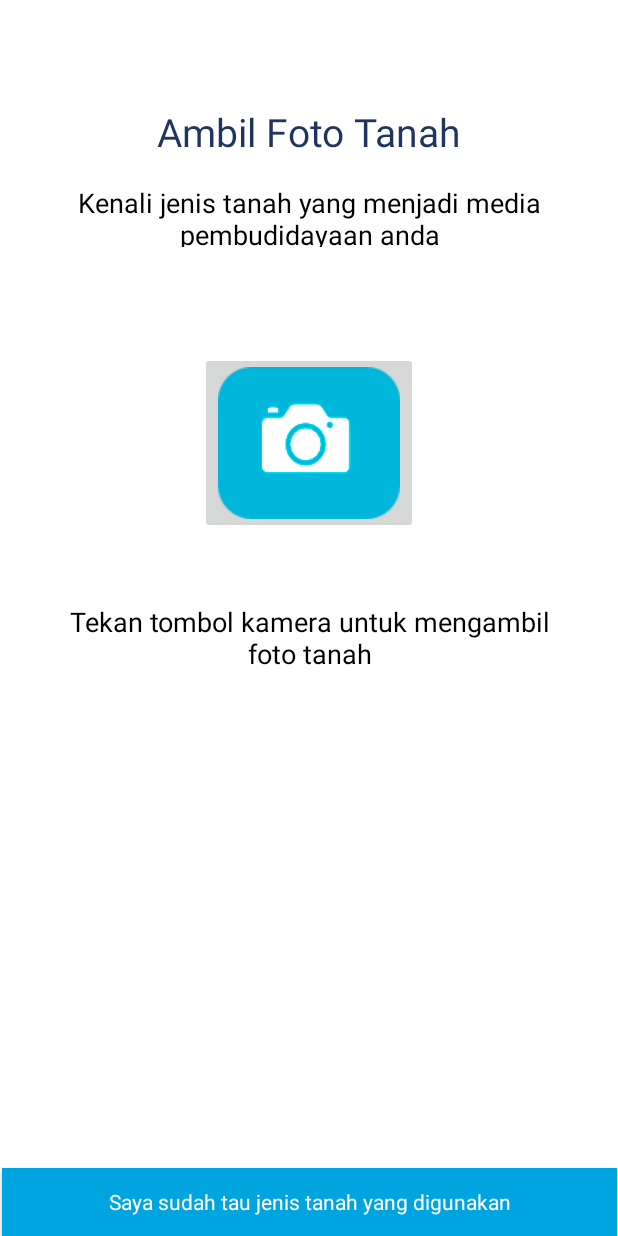
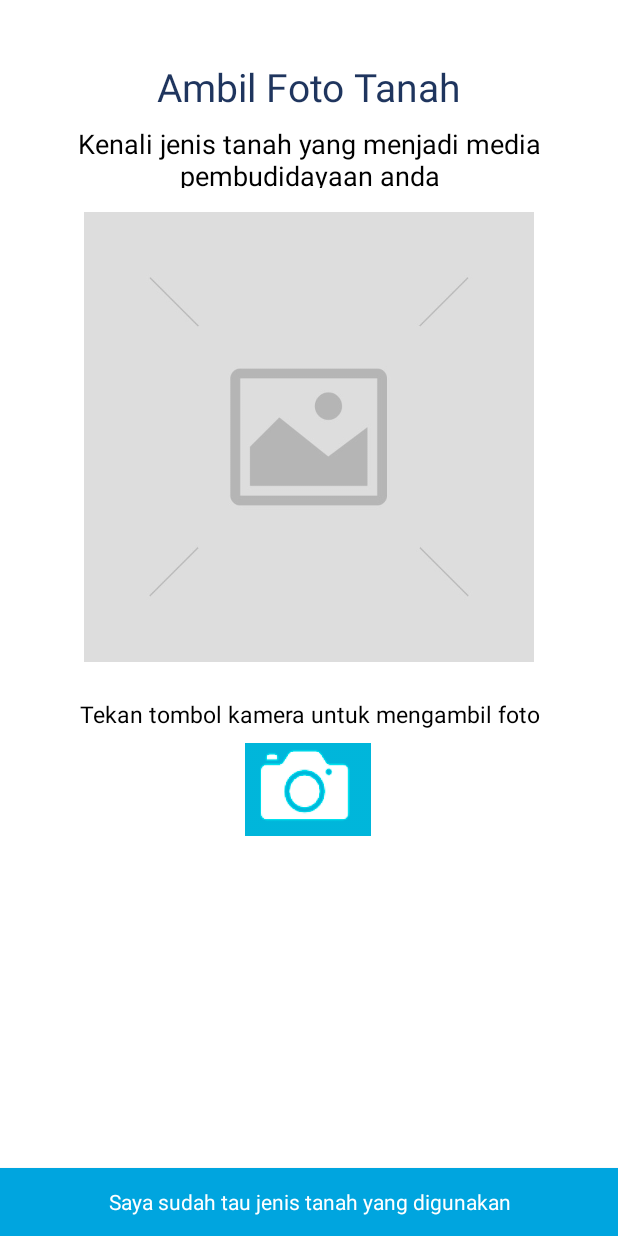
Before and after one commit to havidalbar/Soya, an Android app: the layout activity_media_tanah.xml on its own in the app's theme, with its tools: preview values and no code run, on a phone screen of 412 x 824 dp. Run offline under Robolectric (Android 15) with nearby library versions, the light colour scheme and no system bars; Roboto replaces fonts that are not available here.

Commit message:
media tanah

```diff
--- a/app/src/main/res/layout/activity_media_tanah.xml
+++ b/app/src/main/res/layout/activity_media_tanah.xml
@@ -11,9 +11,7 @@
         android:id="@+id/ambilfoto"
         android:layout_width="wrap_content"
         android:layout_height="wrap_content"
-        android:layout_marginStart="103dp"
-        android:layout_marginTop="70dp"
-        android:layout_marginEnd="103dp"
+        android:layout_marginTop="40dp"
         android:fontFamily="@font/roboto_medium"
         android:text="@string/ambil_foto_tanah"
         android:textAppearance="@style/TextAppearance.AppCompat.Medium"
@@ -27,9 +25,7 @@
         android:id="@+id/kenalijenis"
         android:layout_width="315dp"
         android:layout_height="42dp"
-        android:layout_marginStart="48dp"
-        android:layout_marginTop="17dp"
-        android:layout_marginEnd="48dp"
+        android:layout_marginTop="8dp"
         android:text="@string/kenali_jenis_tanah_yang_menjadi_media_pembudidayaan_anda"
         android:textAlignment="center"
         android:textColor="#000000"
@@ -38,47 +34,60 @@
         app:layout_constraintStart_toStartOf="parent"
         app:layout_constraintTop_toBottomOf="@+id/ambilfoto" />
 
-    <ImageButton
-        android:id="@+id/imageButton2"
-        android:layout_width="wrap_content"
-        android:layout_height="wrap_content"
-        android:layout_marginStart="133dp"
-        android:layout_marginTop="70dp"
-        android:layout_marginEnd="133dp"
+    <ImageView
+        android:id="@+id/hasilfoto"
+        android:layout_width="300dp"
+        android:layout_height="300dp"
+        android:layout_gravity="center_horizontal"
+        android:layout_marginTop="16dp"
+        android:background="@drawable/imageplaceholder"
+        android:contentDescription="@string/todo"
         app:layout_constraintEnd_toEndOf="parent"
         app:layout_constraintStart_toStartOf="parent"
-        app:layout_constraintTop_toBottomOf="@+id/kenalijenis"
+        app:layout_constraintTop_toBottomOf="@+id/kenalijenis" />
+
+    <ImageButton
+        android:id="@+id/buttoncamera"
+        android:layout_width="84dp"
+        android:layout_height="62dp"
+        android:layout_marginTop="8dp"
+        app:layout_constraintEnd_toEndOf="parent"
+        app:layout_constraintHorizontal_bias="0.498"
+        app:layout_constraintStart_toStartOf="parent"
+        app:layout_constraintTop_toBottomOf="@+id/tekantombol"
         app:srcCompat="@drawable/camera" />
 
     <TextView
         android:id="@+id/tekantombol"
-        android:layout_width="331dp"
-        android:layout_height="49dp"
-        android:layout_marginStart="40dp"
-        android:layout_marginTop="46dp"
-        android:layout_marginEnd="40dp"
+        android:layout_width="347dp"
+        android:layout_height="22dp"
+        android:layout_marginTop="24dp"
         android:fontFamily="@font/roboto_medium"
         android:text="@string/tekan_tombol_kamera_untuk_mengambil_foto_tanah"
         android:textAlignment="center"
         android:textAppearance="@style/TextAppearance.AppCompat.Medium"
         android:textColor="#000000"
-        android:textSize="18sp"
+        android:textSize="15sp"
         app:layout_constraintEnd_toEndOf="parent"
         app:layout_constraintStart_toStartOf="parent"
-        app:layout_constraintTop_toBottomOf="@+id/imageButton2" />
+        app:layout_constraintTop_toBottomOf="@+id/hasilfoto" />
 
     <Button
         android:id="@+id/button"
-        android:layout_width="410dp"
+        android:layout_width="0dp"
         android:layout_height="45dp"
         android:background="#00A5DF"
         android:fontFamily="@font/roboto_medium"
         android:text="@string/saya_sudah_tau_jenis_tanah_yang_digunakan"
+        android:textAlignment="center"
         android:textAppearance="@style/TextAppearance.AppCompat.Medium"
         android:textColor="#FFFFFF"
         android:textSize="14sp"
         app:layout_constraintBottom_toBottomOf="parent"
         app:layout_constraintEnd_toEndOf="parent"
-        app:layout_constraintStart_toStartOf="parent" />
+        app:layout_constraintHorizontal_bias="0.0"
+        app:layout_constraintStart_toStartOf="parent"
+        app:layout_constraintTop_toBottomOf="@+id/buttoncamera"
+        app:layout_constraintVertical_bias="1.0" />
 
 </androidx.constraintlayout.widget.ConstraintLayout>
--- a/app/src/main/res/values/strings.xml
+++ b/app/src/main/res/values/strings.xml
@@ -4,4 +4,5 @@
     <string name="kenali_jenis_tanah_yang_menjadi_media_pembudidayaan_anda">Kenali jenis tanah yang menjadi media pembudidayaan anda</string>
     <string name="tekan_tombol_kamera_untuk_mengambil_foto_tanah">Tekan tombol kamera untuk mengambil foto tanah</string>
     <string name="saya_sudah_tau_jenis_tanah_yang_digunakan">Saya sudah tau jenis tanah yang digunakan</string>
+    <string name="todo">TODO</string>
 </resources>
--- /dev/null
+++ b/app/src/main/res/xml/file_path.xml
@@ -0,0 +1,5 @@
+<?xml version="1.0" encoding="utf-8"?>
+<paths xmlns:android="http://schemas.android.com/apk/res/android">
+    <external-path name="my_images"
+        path="Android/data/com.example.soya/files/Pictures" />
+</paths>
```
Also changed, not shown: app/src/main/AndroidManifest.xml (+24 -2 lines), app/src/main/java/com/example/soya/MediaTanah.kt (+121 -0 lines), app/src/main/res/drawable/imageplaceholder.jpg (added).
